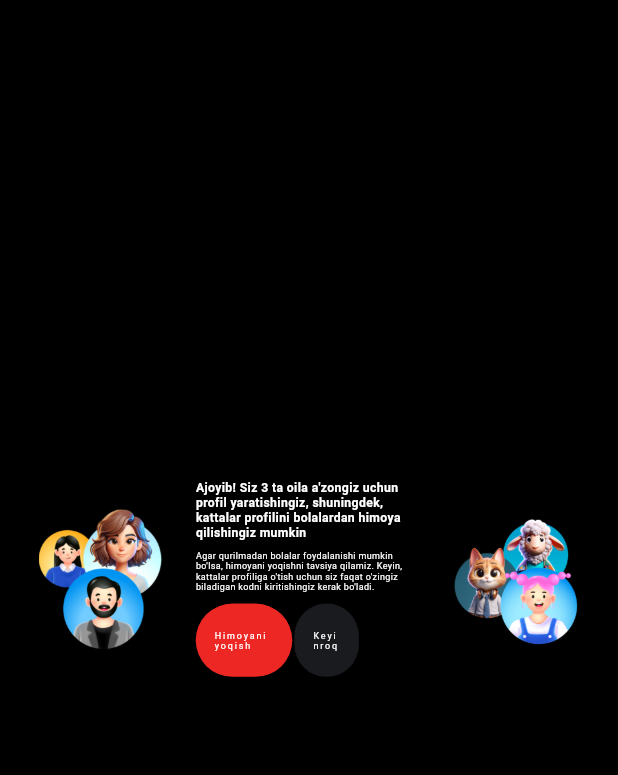
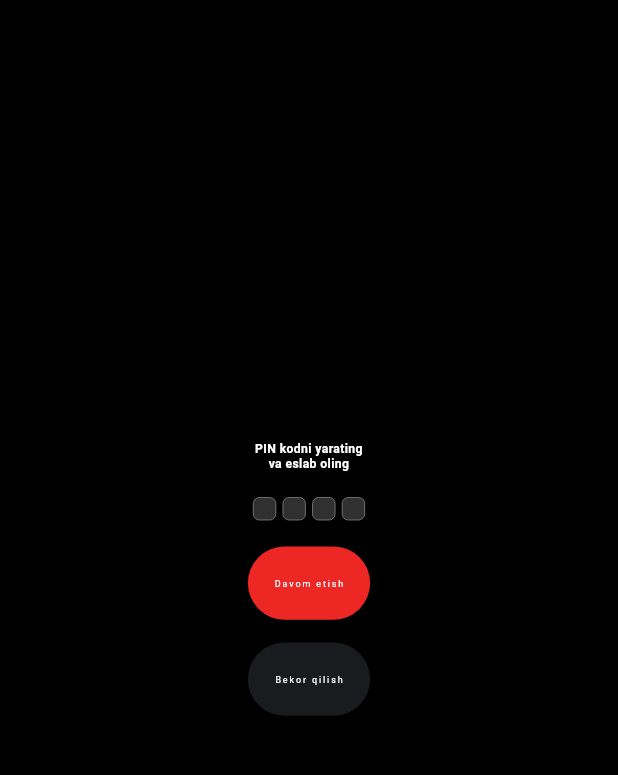
Before and after one commit to muhammadxoja-sayfidinov/neoplay, a Flutter app: the SuccessfullyRegistered screen opened directly, after a tap on "Himoyani yoqish", on a phone screen of 412 x 824 dp, the part 51-826 px from its top. Run offline on Flutter 3.47's test engine with Material 3 defaults, Android fonts, the phone set to English and light mode, and no system bars; our stand-ins replace flutter_screenutil, flutter_svg.

Commit message:
08.25.2024

```diff
--- /dev/null
+++ b/lib/presentation/screens/Login and registration/enable_protection.dart
@@ -0,0 +1,122 @@
+import 'package:flutter/material.dart';
+import 'package:flutter_screenutil/flutter_screenutil.dart';
+import 'package:neoplay/core/constants/colors.dart';
+import 'package:neoplay/core/constants/style.dart';
+import 'package:neoplay/presentation/widgets/custom_button.dart';
+
+import '../main_pages/main_navigation_page.dart';
+
+class EnableProtection extends StatefulWidget {
+  const EnableProtection({super.key});
+
+  @override
+  State<EnableProtection> createState() => _EnableProtectionState();
+}
+
+class _EnableProtectionState extends State<EnableProtection> {
+  List<TextEditingController> pinControllers = List.generate(4, (_) => TextEditingController());
+  List<FocusNode> focusNodes = List.generate(4, (_) => FocusNode());
+
+  @override
+  Widget build(BuildContext context) {
+    var size = MediaQuery.of(context).size;
+
+    return Scaffold(
+      backgroundColor: Colors.black,
+      body: Container(
+        width: size.width,
+        height: size.height,
+        padding: EdgeInsets.symmetric(vertical: 87.sp, horizontal: 120.sp),
+        child: Column(
+          children: [
+            Row(
+              mainAxisAlignment: MainAxisAlignment.end,
+              children: [
+                Container(
+                  width: 390.sp,
+                  child: Image(image: AssetImage('assets/images/Logo.png')),
+                )
+              ],
+            ),
+            Expanded(
+              child: Column(
+                mainAxisAlignment: MainAxisAlignment.center,
+                crossAxisAlignment: CrossAxisAlignment.center,
+                children: [
+                  Container(
+                    width: 350.w,
+                    child: Text(
+                      "PIN kodni yarating va eslab oling",
+                      style: CustomTextStyle.style600.copyWith(
+                        fontSize: 38.sp,
+                      ),
+                      textAlign: TextAlign.center,
+                    ),
+                  ),
+                  SizedBox(height: 20.h),
+                  Row(
+                    mainAxisAlignment: MainAxisAlignment.center,
+                    children: List.generate(4, (index) {
+                      return Padding(
+                        padding: EdgeInsets.all(10.w),
+                        child: Container(
+                          padding: EdgeInsets.only(bottom: 28.sp),
+                          width: 72.w,
+                          height: 72.w, // Kvadrat inputlar uchun width va height teng
+                          decoration: BoxDecoration(
+                            color: Colors.grey[850],
+                            borderRadius: BorderRadius.circular(20.r),
+                            border: Border.all(
+                              color: focusNodes[index].hasFocus ? Colors.red : Colors.grey,
+                              width: 2.w,
+                            ),
+                          ),
+                          child: TextField(
+                            controller: pinControllers[index],
+                            focusNode: focusNodes[index],
+                            textAlign: TextAlign.center,
+                            style: TextStyle(
+                              fontSize: 24.sp,
+                              color: Colors.white,
+                              fontWeight: FontWeight.bold,
+                            ),
+                            keyboardType: TextInputType.number,
+                            maxLength: 1,
+                            decoration: InputDecoration(
+                              counterText: "",
+                              border: InputBorder.none,
+                            ),
+                            onChanged: (value) {
+                              if (value.isNotEmpty) {
+                                if (index < 3) {
+                                  FocusScope.of(context).requestFocus(focusNodes[index + 1]);
+                                } else {
+                                  focusNodes[index].unfocus();
+                                }
+                              } else if (value.isEmpty && index > 0) {
+                                FocusScope.of(context).requestFocus(focusNodes[index - 1]);
+                              }
+                              setState(() {});
+                            },
+                          ),
+                        ),
+                      );
+                    }),
+                  ),
+                  SizedBox(height: 20.h),
+                  CustomButton(color: red, width: 380.w, name: "Davom etish", onPressed: (){
+                    var push = Navigator.push(
+                        context,
+                        MaterialPageRoute(builder: (context) => MainNavigationPage()));
+                  }),
+                  SizedBox(height: 20.h),
+                  CustomButton(color: grey, width: 380.w, name: "Bekor qilish", onPressed: (){}),
+                ],
+              ),
+            ),
+          ],
+        ),
+      ),
+    );
+  }
+}
--- a/lib/presentation/screens/Login and registration/manage_profiles.dart
+++ b/lib/presentation/screens/Login and registration/manage_profiles.dart
@@ -128,8 +128,8 @@ class _ManageProfilesState extends State<ManageProfiles> {
               ],
             ),
             Positioned(
-              top: 10.h,
-              right: 10.w,
+              top: 30.h,
+              right: 30.w,
               child: TextButton(
                child:  SvgPicture.asset(
                   'assets/images/edit_logo.svg',
--- a/lib/presentation/screens/Login and registration/successfully_registered.dart
+++ b/lib/presentation/screens/Login and registration/successfully_registered.dart
@@ -2,6 +2,7 @@ import 'package:flutter/material.dart';
 import 'package:flutter_screenutil/flutter_screenutil.dart';
 import 'package:neoplay/core/constants/colors.dart';
 import 'package:neoplay/core/constants/style.dart';
+import 'package:neoplay/presentation/screens/Login%20and%20registration/enable_protection.dart';
 import 'package:neoplay/presentation/widgets/custom_button.dart';
 
 class SuccessfullyRegistered extends StatefulWidget {
@@ -52,7 +53,12 @@ class _SuccessfullyRegisteredState extends State<SuccessfullyRegistered> {
                       48.sp.verticalSpace,
                       Row(
                         children: [
-                          CustomButton(color: red, width: 300.sp, name: "Himoyani yoqish", onPressed: (){}),
+                          CustomButton(color: red, width: 300.sp, name: "Himoyani yoqish", onPressed: (){
+                            var push = Navigator.push(
+                              context,
+                              MaterialPageRoute(builder: (context) => EnableProtection()),
+                            );
+                          }),
                           32.sp.horizontalSpace,
                           CustomButton(color: grey, width: 200.sp, name: "Keyinroq", onPressed: (){}),
                         ],
```
Also changed, not shown: lib/presentation/screens/Login and registration/verification_code_page.dart (+5 -6 lines), lib/presentation/screens/main_pages/main_navigation_page.dart (added, +177 -0 lines), flutter_01.png (added), pubspec.lock.
